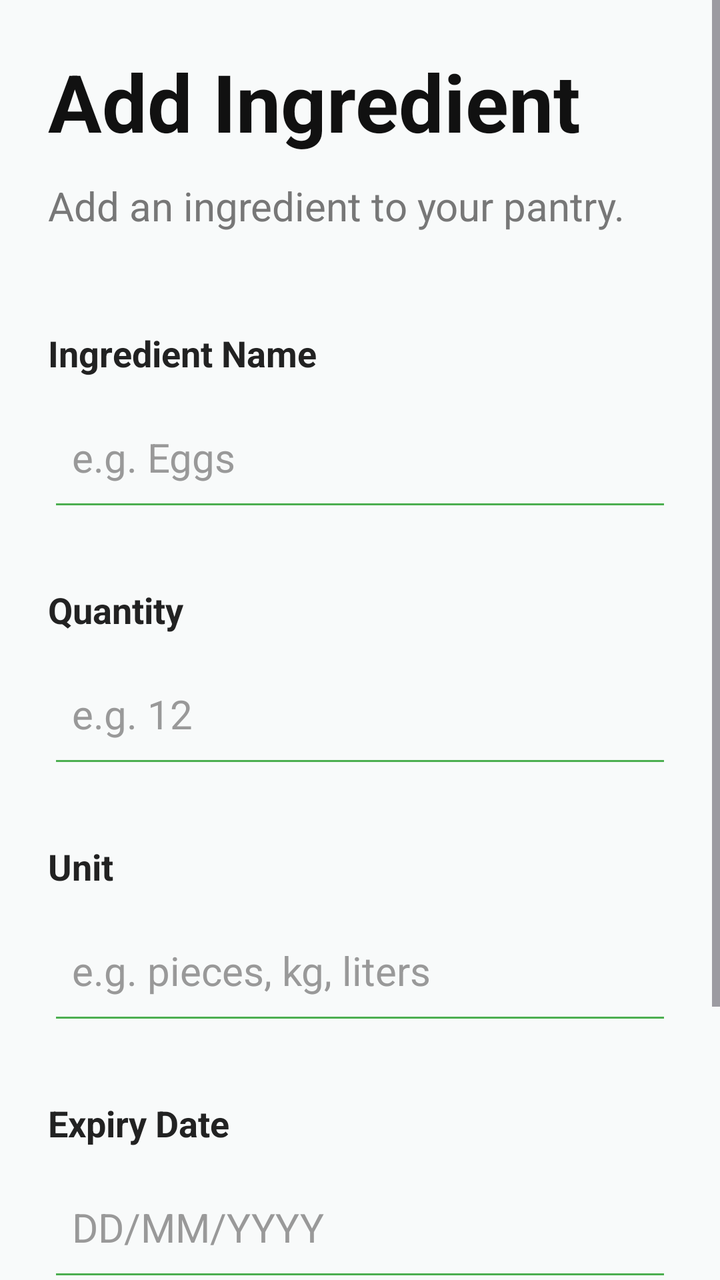
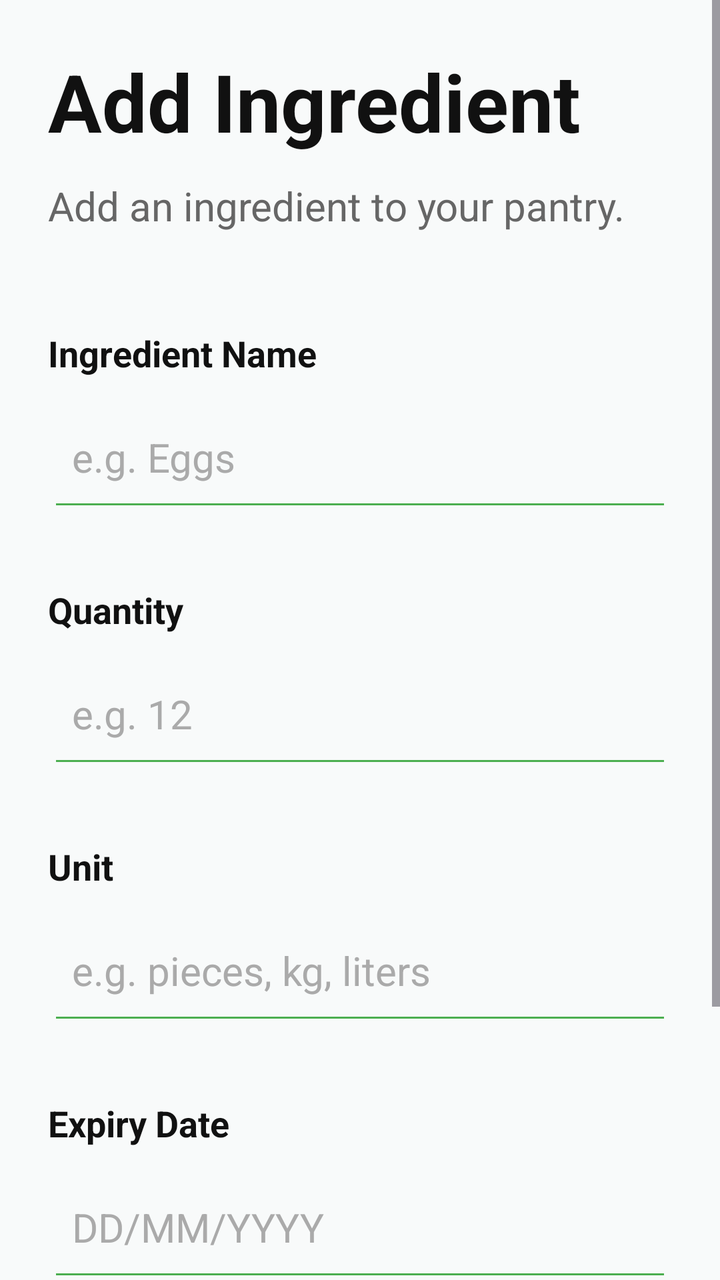

Before-and-after screenshots of an Android layout around one commit, followed by the original layout XML and the change that was made.
<!-- AndroidManifest.xml: application theme Theme.SmartPantryManager -->
<!-- res/layout/activity_add_ingredient.xml -->
<?xml version="1.0" encoding="utf-8"?>
<ScrollView
    xmlns:android="http://schemas.android.com/apk/res/android"
    android:layout_width="match_parent"
    android:layout_height="match_parent"
    android:fillViewport="true"
    android:background="#F8FAFA"
    android:fitsSystemWindows="true">

    <LinearLayout
        android:layout_width="match_parent"
        android:layout_height="wrap_content"
        android:orientation="vertical"
        android:padding="24dp"
        android:paddingBottom="100dp">

        <TextView
            android:layout_width="match_parent"
            android:layout_height="wrap_content"
            android:text="Add Ingredient"
            android:textColor="#111111"
            android:textSize="40sp"
            android:textStyle="bold" />

        <TextView
            android:layout_width="match_parent"
            android:layout_height="wrap_content"
            android:layout_marginTop="12dp"
            android:text="Add an ingredient to your pantry."
            android:textColor="#777777"
            android:textSize="20sp" />

        <TextView
            android:layout_width="match_parent"
            android:layout_height="wrap_content"
            android:layout_marginTop="48dp"
            android:text="Ingredient Name"
            android:textColor="#222222"
            android:textSize="18sp"
            android:textStyle="bold" />

        <EditText
            android:id="@+id/edtIngredientName"
            android:layout_width="match_parent"
            android:layout_height="64dp"
            android:layout_marginTop="8dp"
            android:backgroundTint="#4CAF50"
            android:hint="e.g. Eggs"
            android:inputType="text"
            android:padding="12dp"
            android:textColor="#222222"
            android:textColorHint="#999999"
            android:textSize="20sp"
            android:singleLine="true" />

        <TextView
            android:layout_width="match_parent"
            android:layout_height="wrap_content"
            android:layout_marginTop="32dp"
            android:text="Quantity"
            android:textColor="#222222"
            android:textSize="18sp"
            android:textStyle="bold" />

        <EditText
            android:id="@+id/edtQuantity"
            android:layout_width="match_parent"
            android:layout_height="64dp"
            android:layout_marginTop="8dp"
            android:backgroundTint="#4CAF50"
            android:hint="e.g. 12"
            android:inputType="numberDecimal"
            android:padding="12dp"
            android:textColor="#222222"
            android:textColorHint="#999999"
            android:textSize="20sp"
            android:singleLine="true" />

        <TextView
            android:layout_width="match_parent"
            android:layout_height="wrap_content"
            android:layout_marginTop="32dp"
            android:text="Unit"
            android:textColor="#222222"
            android:textSize="18sp"
            android:textStyle="bold" />

        <EditText
            android:id="@+id/edtUnit"
            android:layout_width="match_parent"
            android:layout_height="64dp"
            android:layout_marginTop="8dp"
            android:backgroundTint="#4CAF50"
            android:hint="e.g. pieces, kg, liters"
            android:inputType="text"
            android:padding="12dp"
            android:textColor="#222222"
            android:textColorHint="#999999"
            android:textSize="20sp"
            android:singleLine="true" />

        <TextView
            android:layout_width="match_parent"
            android:layout_height="wrap_content"
            android:layout_marginTop="32dp"
            android:text="Expiry Date"
            android:textColor="#222222"
            android:textSize="18sp"
            android:textStyle="bold" />

        <EditText
            android:id="@+id/edtExpiryDate"
            android:layout_width="match_parent"
            android:layout_height="64dp"
            android:layout_marginTop="8dp"
            android:backgroundTint="#4CAF50"
            android:hint="DD/MM/YYYY"
            android:inputType="number"
            android:maxLength="10"
            android:padding="12dp"
            android:textColor="#222222"
            android:textColorHint="#999999"
            android:textSize="20sp"
            android:singleLine="true" />

        <Button
            android:id="@+id/btnSaveIngredient"
            android:layout_width="match_parent"
            android:layout_height="64dp"
            android:layout_marginTop="40dp"
            android:layout_marginBottom="40dp"
            android:backgroundTint="#4CAF50"
            android:text="Save Ingredient"
            android:textColor="#FFFFFF"
            android:textSize="20sp"
            android:textStyle="bold" />

    </LinearLayout>

</ScrollView>
<!-- resources referenced by this layout -->
<resources>
  <style name="Theme.SmartPantryManager" parent="Base.Theme.SmartPantryManager" />
  <style name="Base.Theme.SmartPantryManager" parent="Theme.Material3.DayNight.NoActionBar">
          
          
      </style>
</resources>

<!-- the commit's change to res/layout/activity_add_ingredient.xml (unified diff, before → after) -->
@@ -4,7 +4,7 @@
     android:layout_width="match_parent"
     android:layout_height="match_parent"
     android:fillViewport="true"
-    android:background="#F8FAFA"
+    android:background="@color/bg_color"
     android:fitsSystemWindows="true">
 
     <LinearLayout
@@ -18,7 +18,7 @@
             android:layout_width="match_parent"
             android:layout_height="wrap_content"
             android:text="Add Ingredient"
-            android:textColor="#111111"
+            android:textColor="@color/text_primary"
             android:textSize="40sp"
             android:textStyle="bold" />
 
@@ -27,7 +27,7 @@
             android:layout_height="wrap_content"
             android:layout_marginTop="12dp"
             android:text="Add an ingredient to your pantry."
-            android:textColor="#777777"
+            android:textColor="@color/text_secondary"
             android:textSize="20sp" />
 
         <TextView
@@ -35,7 +35,7 @@
             android:layout_height="wrap_content"
             android:layout_marginTop="48dp"
             android:text="Ingredient Name"
-            android:textColor="#222222"
+            android:textColor="@color/text_primary"
             android:textSize="18sp"
             android:textStyle="bold" />
 
@@ -44,12 +44,12 @@
             android:layout_width="match_parent"
             android:layout_height="64dp"
             android:layout_marginTop="8dp"
-            android:backgroundTint="#4CAF50"
+            android:backgroundTint="@color/primary_green"
             android:hint="e.g. Eggs"
             android:inputType="text"
             android:padding="12dp"
-            android:textColor="#222222"
-            android:textColorHint="#999999"
+            android:textColor="@color/text_primary"
+            android:textColorHint="@color/text_hint"
             android:textSize="20sp"
             android:singleLine="true" />
 
@@ -58,7 +58,7 @@
             android:layout_height="wrap_content"
             android:layout_marginTop="32dp"
             android:text="Quantity"
-            android:textColor="#222222"
+            android:textColor="@color/text_primary"
             android:textSize="18sp"
             android:textStyle="bold" />
 
@@ -67,12 +67,12 @@
             android:layout_width="match_parent"
             android:layout_height="64dp"
             android:layout_marginTop="8dp"
-            android:backgroundTint="#4CAF50"
+            android:backgroundTint="@color/primary_green"
             android:hint="e.g. 12"
             android:inputType="numberDecimal"
             android:padding="12dp"
-            android:textColor="#222222"
-            android:textColorHint="#999999"
+            android:textColor="@color/text_primary"
+            android:textColorHint="@color/text_hint"
             android:textSize="20sp"
             android:singleLine="true" />
 
@@ -81,7 +81,7 @@
             android:layout_height="wrap_content"
             android:layout_marginTop="32dp"
             android:text="Unit"
-            android:textColor="#222222"
+            android:textColor="@color/text_primary"
             android:textSize="18sp"
             android:textStyle="bold" />
 
@@ -90,12 +90,12 @@
             android:layout_width="match_parent"
             android:layout_height="64dp"
             android:layout_marginTop="8dp"
-            android:backgroundTint="#4CAF50"
+            android:backgroundTint="@color/primary_green"
             android:hint="e.g. pieces, kg, liters"
             android:inputType="text"
             android:padding="12dp"
-            android:textColor="#222222"
-            android:textColorHint="#999999"
+            android:textColor="@color/text_primary"
+            android:textColorHint="@color/text_hint"
             android:textSize="20sp"
             android:singleLine="true" />
 
@@ -104,7 +104,7 @@
             android:layout_height="wrap_content"
             android:layout_marginTop="32dp"
             android:text="Expiry Date"
-            android:textColor="#222222"
+            android:textColor="@color/text_primary"
             android:textSize="18sp"
             android:textStyle="bold" />
 
@@ -113,13 +113,13 @@
             android:layout_width="match_parent"
             android:layout_height="64dp"
             android:layout_marginTop="8dp"
-            android:backgroundTint="#4CAF50"
+            android:backgroundTint="@color/primary_green"
             android:hint="DD/MM/YYYY"
             android:inputType="number"
             android:maxLength="10"
             android:padding="12dp"
-            android:textColor="#222222"
-            android:textColorHint="#999999"
+            android:textColor="@color/text_primary"
+            android:textColorHint="@color/text_hint"
             android:textSize="20sp"
             android:singleLine="true" />
 
@@ -129,7 +129,7 @@
             android:layout_height="64dp"
             android:layout_marginTop="40dp"
             android:layout_marginBottom="40dp"
-            android:backgroundTint="#4CAF50"
+            android:backgroundTint="@color/primary_green"
             android:text="Save Ingredient"
             android:textColor="#FFFFFF"
             android:textSize="20sp"
<!-- resource entries referenced after the edit -->
@@ -1,9 +1,16 @@
 <!-- resources referenced by this layout -->
 <resources>
+  <color name="bg_color">#F8FAFA</color>
+  <color name="primary_green">#4CAF50</color>
+  <color name="text_hint">#AAAAAA</color>
+  <color name="text_primary">#111111</color>
+  <color name="text_secondary">#666666</color>
   <style name="Theme.SmartPantryManager" parent="Base.Theme.SmartPantryManager" />
   <style name="Base.Theme.SmartPantryManager" parent="Theme.Material3.DayNight.NoActionBar">
-          
-          
+          <item name="colorPrimary">@color/primary_green</item>
+          <item name="android:windowBackground">@color/bg_color</item>
+          <item name="colorSurface">@color/card_bg</item>
       </style>
+  <color name="card_bg">#FFFFFF</color>
 </resources>
 
